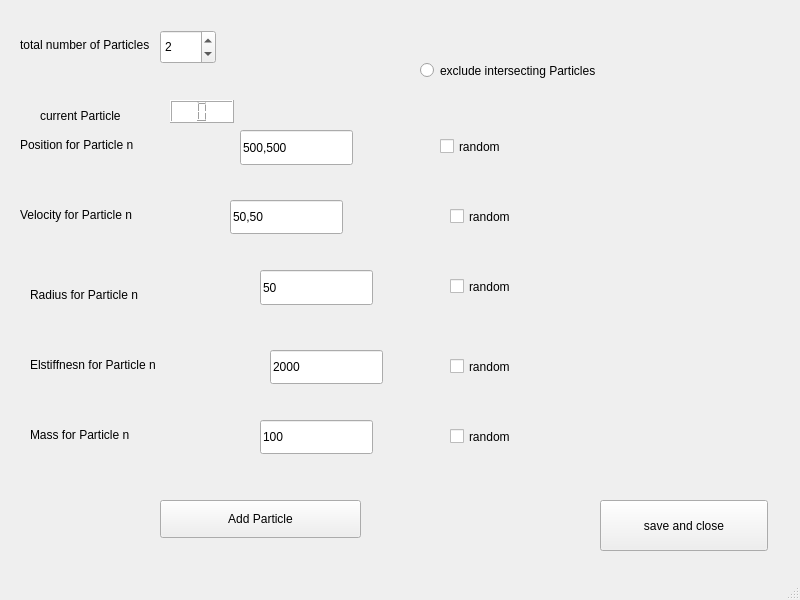
First picture: the form in GUI/SecondWindow.ui, repository benediktjaist/BA_DEM, before the edit.
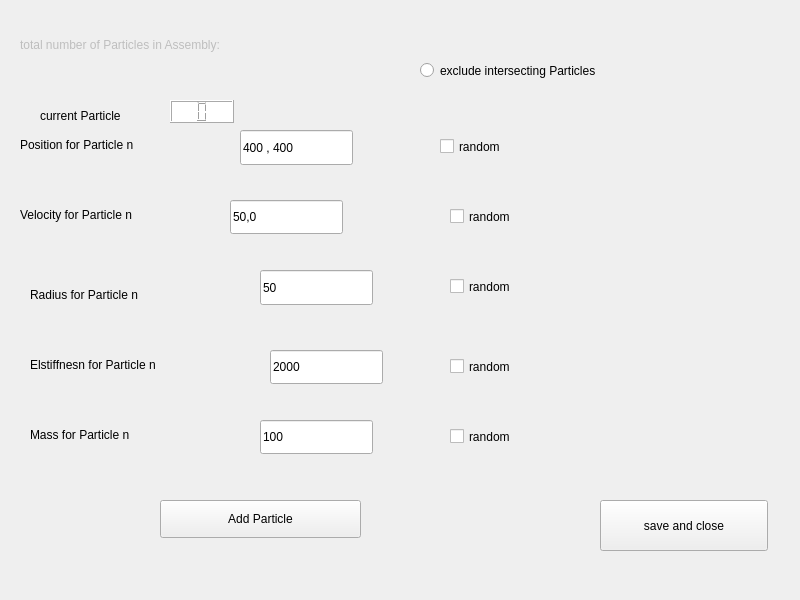
Second picture: the form after the edit.

```diff
--- a/GUI/SecondWindow.ui
+++ b/GUI/SecondWindow.ui
@@ -37,7 +37,7 @@
      </rect>
     </property>
     <property name="text">
-     <string>500,500</string>
+     <string>400 , 400</string>
     </property>
    </widget>
    <widget class="QLineEdit" name="velocity">
@@ -50,36 +50,23 @@
      </rect>
     </property>
     <property name="text">
-     <string>50,50</string>
-    </property>
-   </widget>
-   <widget class="QSpinBox" name="n_Particles">
-    <property name="geometry">
-     <rect>
-      <x>160</x>
-      <y>30</y>
-      <width>56</width>
-      <height>34</height>
-     </rect>
-    </property>
-    <property name="minimum">
-     <number>1</number>
-    </property>
-    <property name="value">
-     <number>2</number>
+     <string>50,0</string>
     </property>
    </widget>
    <widget class="QLabel" name="n_Particles_lab">
+    <property name="enabled">
+     <bool>false</bool>
+    </property>
     <property name="geometry">
      <rect>
       <x>20</x>
       <y>30</y>
-      <width>141</width>
+      <width>241</width>
       <height>29</height>
      </rect>
     </property>
     <property name="text">
-     <string>total number of Particles</string>
+     <string>total number of Particles in Assembly: </string>
     </property>
    </widget>
    <widget class="QLabel" name="pos_lab">
@@ -321,7 +308,6 @@
     </property>
    </widget>
   </widget>
-  <widget class="QStatusBar" name="statusbar"/>
  </widget>
  <resources/>
  <connections/>
```
